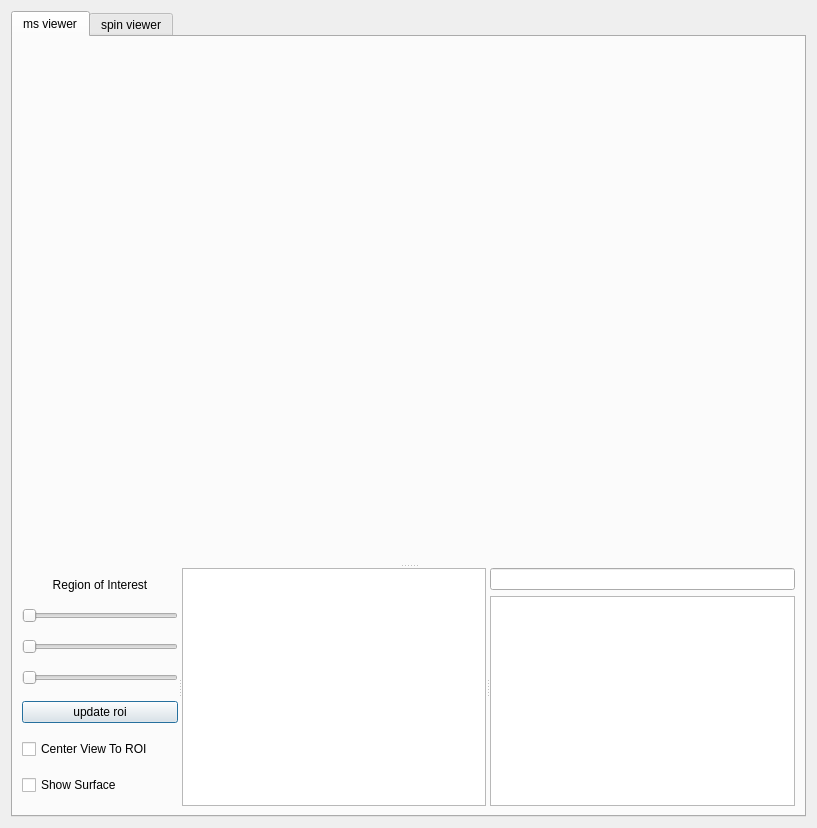
Above: viewer/trimesh_viewer_mainwindow.ui from nithins/mscomplex-tri before the change. Below: the same form after it.
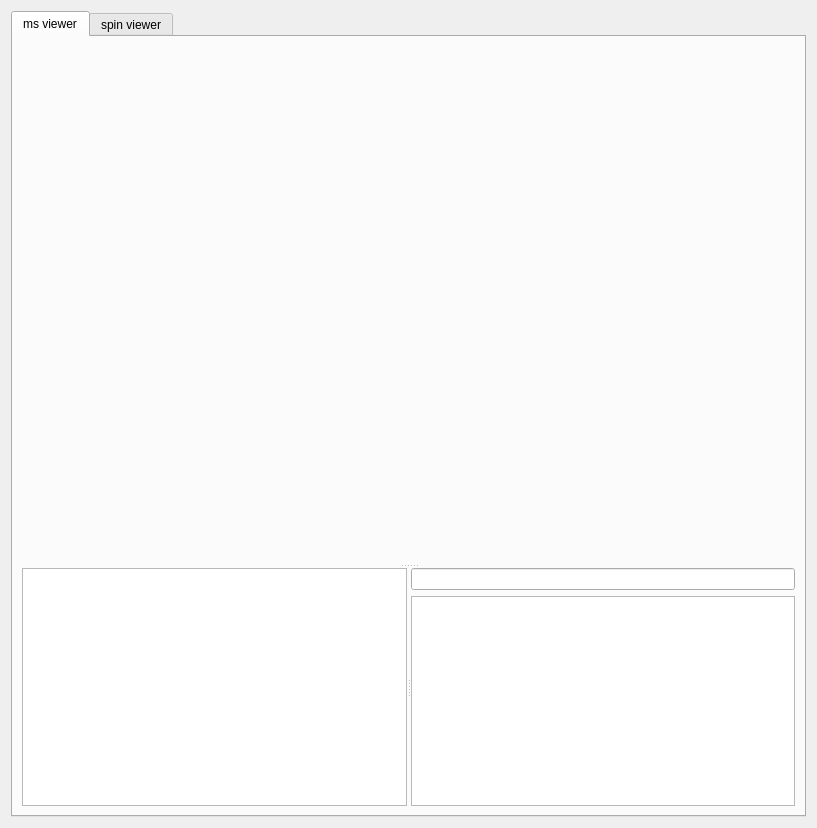
That is the form after the change. Custom widgets are drawn as their Qt base class.

```diff
--- a/viewer/trimesh_viewer_mainwindow.ui
+++ b/viewer/trimesh_viewer_mainwindow.ui
@@ -59,137 +59,6 @@
           <property name="orientation">
            <enum>Qt::Horizontal</enum>
           </property>
-          <widget class="QWidget" name="layoutWidget">
-           <layout class="QVBoxLayout" name="verticalLayout_2">
-            <item>
-             <widget class="QLabel" name="roi_label">
-              <property name="sizePolicy">
-               <sizepolicy hsizetype="Preferred" vsizetype="Maximum">
-                <horstretch>0</horstretch>
-                <verstretch>0</verstretch>
-               </sizepolicy>
-              </property>
-              <property name="text">
-               <string>Region of Interest</string>
-              </property>
-              <property name="alignment">
-               <set>Qt::AlignCenter</set>
-              </property>
-             </widget>
-            </item>
-            <item>
-             <widget class="QxtSpanSlider" name="xroi_spanslider">
-              <property name="sizePolicy">
-               <sizepolicy hsizetype="Expanding" vsizetype="Maximum">
-                <horstretch>0</horstretch>
-                <verstretch>0</verstretch>
-               </sizepolicy>
-              </property>
-              <property name="orientation">
-               <enum>Qt::Horizontal</enum>
-              </property>
-              <property name="tickPosition">
-               <enum>QSlider::NoTicks</enum>
-              </property>
-              <property name="lowerValue">
-               <number>0</number>
-              </property>
-              <property name="upperValue">
-               <number>99</number>
-              </property>
-              <property name="upperPosition">
-               <number>99</number>
-              </property>
-              <property name="handleMovementMode">
-               <enum>QxtSpanSlider::NoOverlapping</enum>
-              </property>
-             </widget>
-            </item>
-            <item>
-             <widget class="QxtSpanSlider" name="yroi_spanslider">
-              <property name="sizePolicy">
-               <sizepolicy hsizetype="Expanding" vsizetype="Maximum">
-                <horstretch>0</horstretch>
-                <verstretch>0</verstretch>
-               </sizepolicy>
-              </property>
-              <property name="orientation">
-               <enum>Qt::Horizontal</enum>
-              </property>
-              <property name="tickPosition">
-               <enum>QSlider::NoTicks</enum>
-              </property>
-              <property name="lowerValue">
-               <number>0</number>
-              </property>
-              <property name="upperValue">
-               <number>99</number>
-              </property>
-              <property name="upperPosition">
-               <number>99</number>
-              </property>
-              <property name="handleMovementMode">
-               <enum>QxtSpanSlider::NoOverlapping</enum>
-              </property>
-             </widget>
-            </item>
-            <item>
-             <widget class="QxtSpanSlider" name="zroi_spanslider">
-              <property name="sizePolicy">
-               <sizepolicy hsizetype="Expanding" vsizetype="Maximum">
-                <horstretch>0</horstretch>
-                <verstretch>0</verstretch>
-               </sizepolicy>
-              </property>
-              <property name="orientation">
-               <enum>Qt::Horizontal</enum>
-              </property>
-              <property name="tickPosition">
-               <enum>QSlider::NoTicks</enum>
-              </property>
-              <property name="lowerValue">
-               <number>0</number>
-              </property>
-              <property name="upperValue">
-               <number>99</number>
-              </property>
-              <property name="upperPosition">
-               <number>99</number>
-              </property>
-              <property name="handleMovementMode">
-               <enum>QxtSpanSlider::NoOverlapping</enum>
-              </property>
-             </widget>
-            </item>
-            <item>
-             <widget class="QPushButton" name="update_roi_pushButton">
-              <property name="sizePolicy">
-               <sizepolicy hsizetype="Minimum" vsizetype="Maximum">
-                <horstretch>0</horstretch>
-                <verstretch>0</verstretch>
-               </sizepolicy>
-              </property>
-              <property name="text">
-               <string>update roi</string>
-              </property>
-             </widget>
-            </item>
-            <item>
-             <widget class="QCheckBox" name="center_to_roi_checkBox">
-              <property name="text">
-               <string>Center View To ROI</string>
-              </property>
-             </widget>
-            </item>
-            <item>
-             <widget class="QCheckBox" name="show_surface_checkBox">
-              <property name="text">
-               <string>Show Surface</string>
-              </property>
-             </widget>
-            </item>
-           </layout>
-          </widget>
           <widget class="QTableView" name="datapiece_view">
            <property name="contextMenuPolicy">
             <enum>Qt::CustomContextMenu</enum>
@@ -304,11 +173,6 @@
   </layout>
  </widget>
  <customwidgets>
-  <customwidget>
-   <class>QxtSpanSlider</class>
-   <extends>QSlider</extends>
-   <header>QxtSpanSlider</header>
-  </customwidget>
   <customwidget>
    <class>trimesh::glviewer_t</class>
    <extends>QWidget</extends>
```
